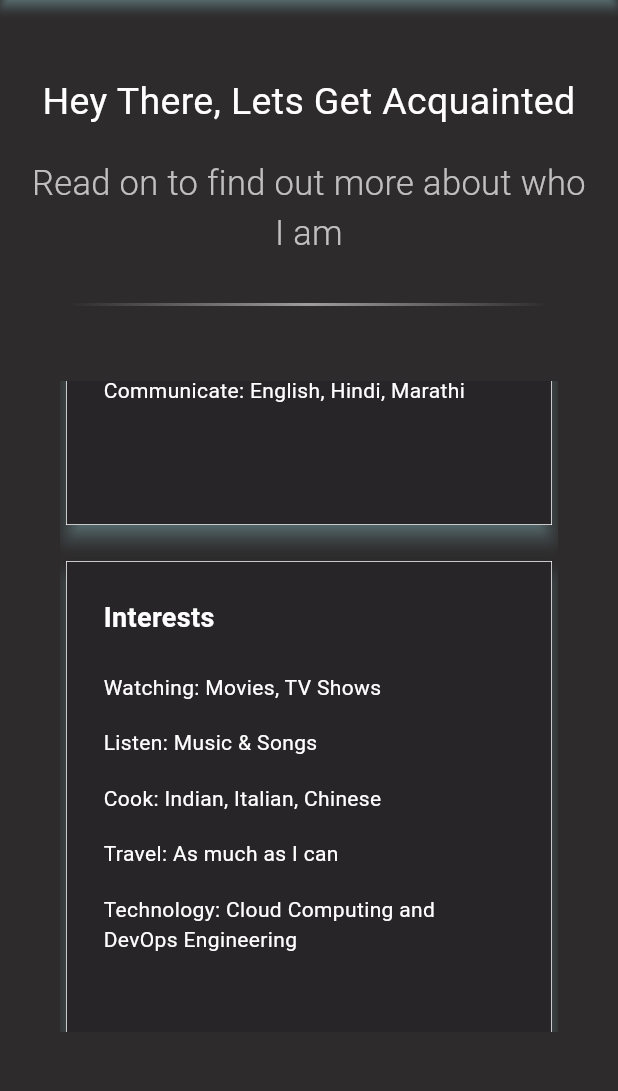
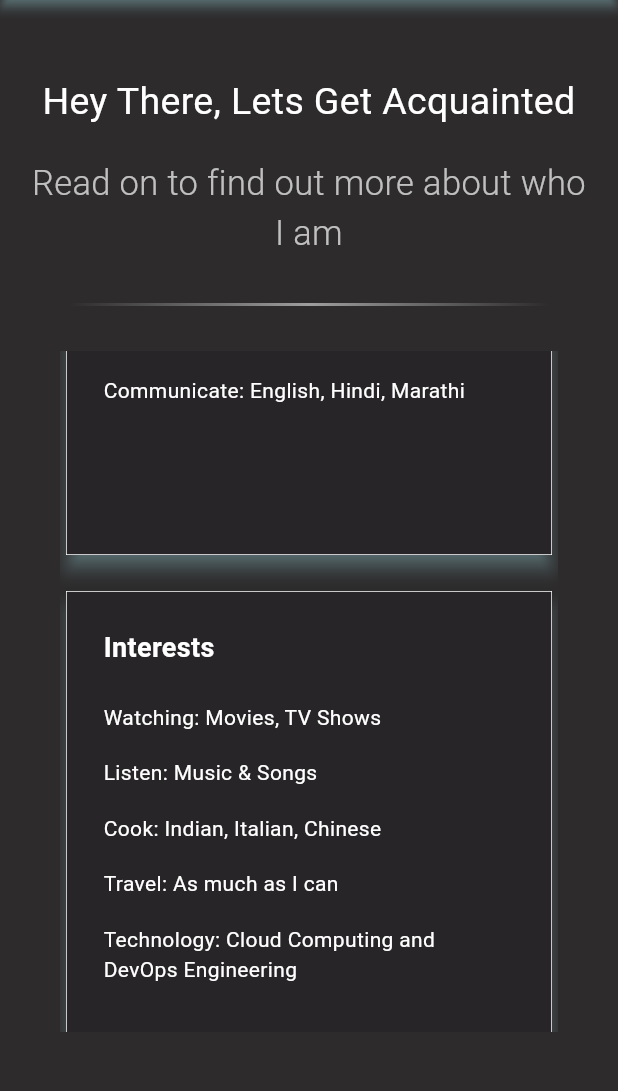
Before and after one commit to anshuvarma/flutter_portfolio, a Flutter app: the screen it shows after launch, scrolled down 576 dp, on a phone screen of 412 x 824 dp, the part 84-1175 px from its top. Run offline on Flutter 3.47's test engine with Material 3 defaults, Android fonts, the phone set to English and light mode, and no system bars.

Commit message:
Removed sized box after divider and increased height of card of homepage

```diff
--- a/lib/pages/education_page.dart
+++ b/lib/pages/education_page.dart
@@ -135,9 +135,9 @@ class EducationPage extends StatelessWidget {
                 height: 30.0,
               ),
               DividerWidget(),
-              SizedBox(
-                height: 20.0,
-              ),
+              // SizedBox(
+              //   height: 20.0,
+              // ),
               Expanded(
                 child: ColumnCardWidget(
                   cardTitles: cardTitles,
--- a/lib/pages/experience_page.dart
+++ b/lib/pages/experience_page.dart
@@ -123,7 +123,7 @@ class ExperiencePage extends StatelessWidget {
               ),
               const SizedBox(height: 30.0),
               DividerWidget(),
-              const SizedBox(height: 20.0),
+              // const SizedBox(height: 20.0),
               Expanded(
                 child: ColumnCardWidget(
                   mainAxisExtent: 370,
--- a/lib/pages/home_page.dart
+++ b/lib/pages/home_page.dart
@@ -140,10 +140,10 @@ class HomePage extends StatelessWidget {
               ),
               const SizedBox(height: 30.0),
               DividerWidget(),
-              const SizedBox(height: 20.0),
+              // const SizedBox(height: 20.0),
               Expanded(
                 child: ColumnCardWidget(
-                  mainAxisExtent: 330,
+                  mainAxisExtent: 350,
                   cardTitles: cardTitles,
                   cardDesc: cardDesc,
                 ),
--- a/lib/pages/projects_page.dart
+++ b/lib/pages/projects_page.dart
@@ -79,7 +79,7 @@ class ProjectsPage extends StatelessWidget {
                 ),
                 const SizedBox(height: 30.0),
                 DividerWidget(),
-                const SizedBox(height: 20.0),
+                // const SizedBox(height: 20.0),
                 Expanded(
                   child: RowCardWidget(
                     mainAxisExtent: isMobile ? 290.0 : 320.0, //card height
--- a/lib/pages/skills_page.dart
+++ b/lib/pages/skills_page.dart
@@ -98,7 +98,7 @@ class SkillsPage extends StatelessWidget {
                 ),
                 const SizedBox(height: 30.0),
                 DividerWidget(),
-                const SizedBox(height: 20.0),
+                // const SizedBox(height: 20.0),
                 Expanded(
                   child: RowCardWidget(
                     mainAxisExtent: isMobile ? 260.0 : 300.0,
```
